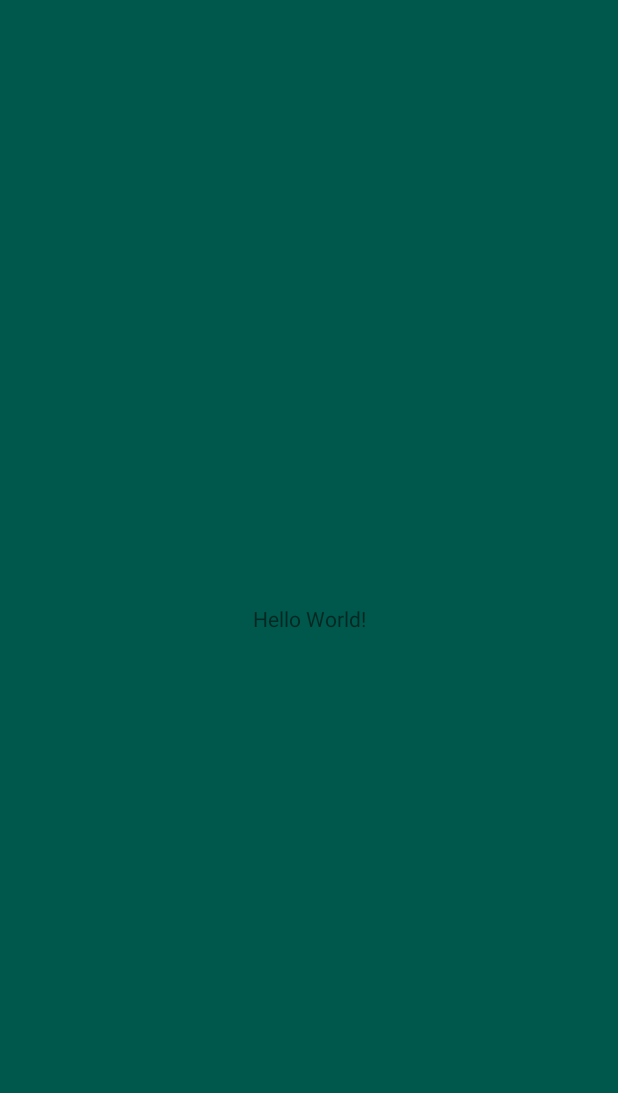
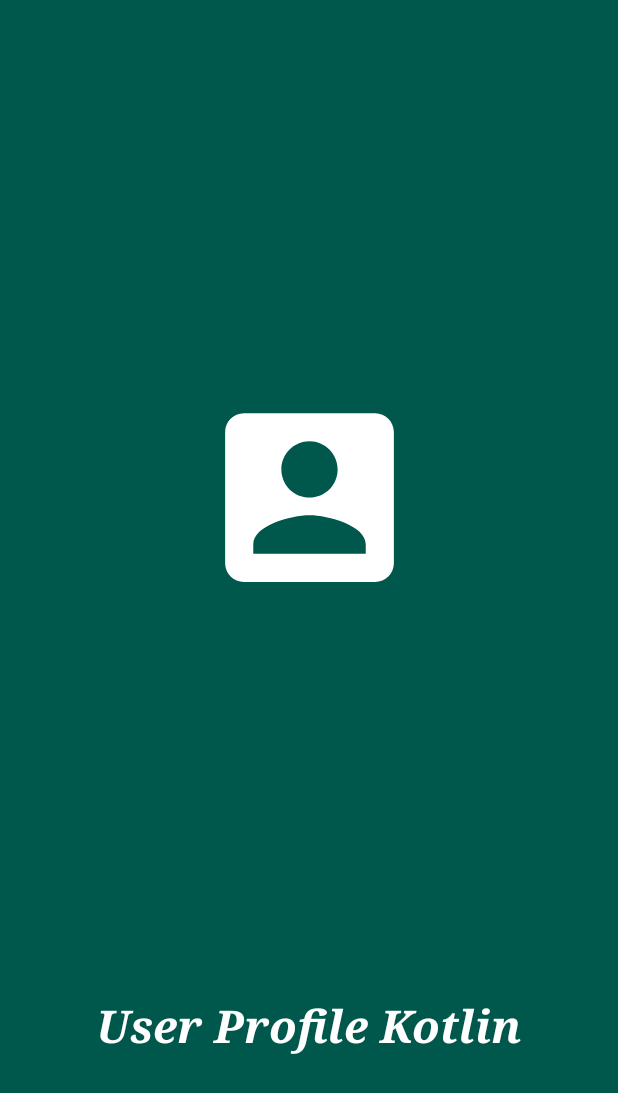
Before and after one commit to leondino/MADUserProfile, an Android app: the screen it shows after launch (SplashActivity), on a phone screen of 412 x 824 dp. Before the commit the part shown is almost empty. Shown: the top 1093 px of the screen. Run offline under Robolectric (Android 15) with nearby library versions, the phone set to English and light mode, and no system bars.

Commit message:
Added splash screen layout

```diff
--- /dev/null
+++ b/app/src/main/res/drawable/ic_account_box_black_24dp.xml
@@ -0,0 +1,9 @@
+<vector xmlns:android="http://schemas.android.com/apk/res/android"
+        android:width="24dp"
+        android:height="24dp"
+        android:viewportWidth="24.0"
+        android:viewportHeight="24.0">
+    <path
+        android:fillColor="#FF000000"
+        android:pathData="M3,5v14c0,1.1 0.89,2 2,2h14c1.1,0 2,-0.9 2,-2L21,5c0,-1.1 -0.9,-2 -2,-2L5,3c-1.11,0 -2,0.9 -2,2zM15,9c0,1.66 -1.34,3 -3,3s-3,-1.34 -3,-3 1.34,-3 3,-3 3,1.34 3,3zM6,17c0,-2 4,-3.1 6,-3.1s6,1.1 6,3.1v1L6,18v-1z"/>
+</vector>
--- /dev/null
+++ b/app/src/main/res/drawable/ic_account_box_white_24dp.xml
@@ -0,0 +1,5 @@
+<vector android:height="24dp" android:tint="#FFFFFF"
+    android:viewportHeight="24.0" android:viewportWidth="24.0"
+    android:width="24dp" xmlns:android="http://schemas.android.com/apk/res/android">
+    <path android:fillColor="#FF000000" android:pathData="M3,5v14c0,1.1 0.89,2 2,2h14c1.1,0 2,-0.9 2,-2L21,5c0,-1.1 -0.9,-2 -2,-2L5,3c-1.11,0 -2,0.9 -2,2zM15,9c0,1.66 -1.34,3 -3,3s-3,-1.34 -3,-3 1.34,-3 3,-3 3,1.34 3,3zM6,17c0,-2 4,-3.1 6,-3.1s6,1.1 6,3.1v1L6,18v-1z"/>
+</vector>
--- a/app/src/main/res/layout/activity_splash.xml
+++ b/app/src/main/res/layout/activity_splash.xml
@@ -7,12 +7,28 @@
     tools:context=".SplashActivity">
 
     <TextView
+        android:id="@+id/splashText"
         android:layout_width="wrap_content"
         android:layout_height="wrap_content"
-        android:text="Hello World!"
+        android:layout_marginBottom="120dp"
+        android:fontFamily="serif"
+        android:text="@string/spalsh_text"
+        android:textColor="@android:color/white"
+        android:textSize="30sp"
+        android:textStyle="bold|italic"
         app:layout_constraintBottom_toBottomOf="parent"
         app:layout_constraintLeft_toLeftOf="parent"
-        app:layout_constraintRight_toRightOf="parent"
+        app:layout_constraintRight_toRightOf="parent" />
+
+    <ImageView
+        android:id="@+id/splashImage"
+        android:layout_width="150dp"
+        android:layout_height="150dp"
+        android:contentDescription="@string/splash_image_desc"
+        android:src="@drawable/ic_account_box_white_24dp"
+        app:layout_constraintBottom_toTopOf="@+id/splashText"
+        app:layout_constraintEnd_toEndOf="parent"
+        app:layout_constraintStart_toStartOf="parent"
         app:layout_constraintTop_toTopOf="parent" />
 
 </androidx.constraintlayout.widget.ConstraintLayout>
--- a/app/src/main/res/values/strings.xml
+++ b/app/src/main/res/values/strings.xml
@@ -1,3 +1,5 @@
 <resources>
     <string name="app_name">User Profile</string>
+    <string name="spalsh_text">User Profile Kotlin</string>
+    <string name="splash_image_desc">splash image</string>
 </resources>
```
